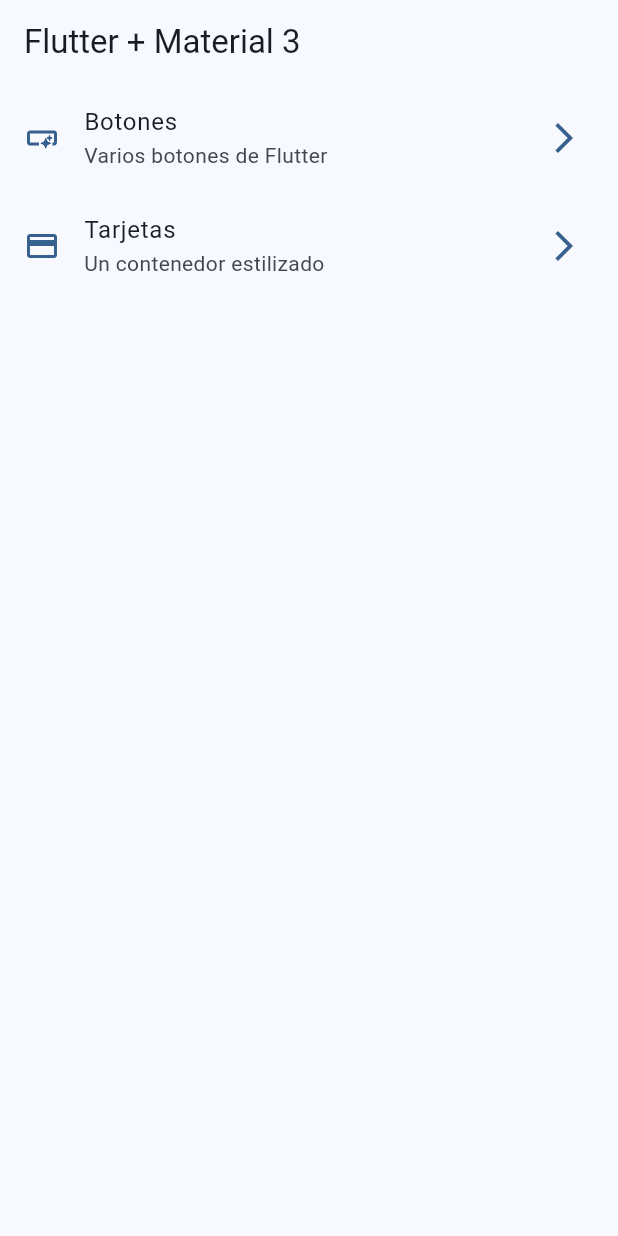
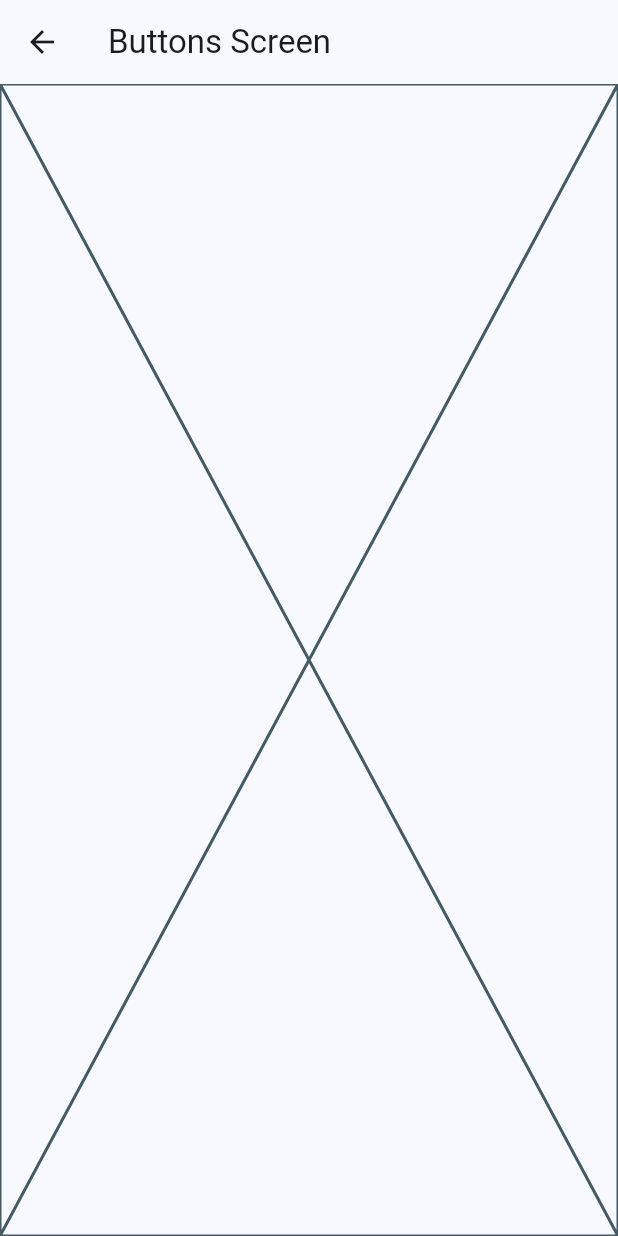
Before and after one commit to juantobon20/widgets_app, a Flutter app: the screen it shows after launch, after a tap on "Botones", on a phone screen of 412 x 824 dp. Run offline on Flutter 3.47's test engine with Material 3 defaults, Android fonts, the phone set to English and light mode, and no system bars.

Commit message:
Rutas basicas configuradas

```diff
--- a/lib/config/menu/menu_item.dart
+++ b/lib/config/menu/menu_item.dart
@@ -18,13 +18,13 @@ const appMenuItems = <MenuItem>[
   MenuItem(
     title: "Botones",
     subTitle : 'Varios botones de Flutter',
-    link: '/',
+    link: '/buttons',
     icon: Icons.smart_button_outlined
   ),
   MenuItem(
     title: "Tarjetas",
     subTitle : 'Un contenedor estilizado',
-    link: '/',
+    link: '/cards',
     icon: Icons.credit_card
   ),
 ];
--- a/lib/main.dart
+++ b/lib/main.dart
@@ -1,5 +1,7 @@
 import 'package:flutter/material.dart';
 import 'package:widgets_app/config/theme/app_theme.dart';
+import 'package:widgets_app/presentation/screens/buttons/buttons_screen.dart';
+import 'package:widgets_app/presentation/screens/cards/cards_screen.dart';
 import 'package:widgets_app/presentation/screens/home/home_screen.dart';
 
 void main() {
@@ -14,7 +16,11 @@ class MainApp extends StatelessWidget {
     return MaterialApp(
       debugShowCheckedModeBanner: false,
       theme: AppTheme(selectedColor: 0 ).getTheme(),
-      home: const HomeScreen()
+      home: const HomeScreen(),
+      routes: {
+        '/buttons': (context) => const ButtonsScreen(),
+        '/cards': (context) => const CardsScreen()
+      },
     );
   }
 }
--- /dev/null
+++ b/lib/presentation/screens/buttons/buttons_screen.dart
@@ -0,0 +1,15 @@
+import 'package:flutter/material.dart';
+
+class ButtonsScreen extends StatelessWidget {
+  const ButtonsScreen({super.key});
+
+  @override
+  Widget build(BuildContext context) {
+    return Scaffold(
+      appBar: AppBar(
+        title: const Text('Buttons Screen'),
+      ),
+      body: Placeholder(),
+    );
+  }
+}
--- a/lib/presentation/screens/home/home_screen.dart
+++ b/lib/presentation/screens/home/home_screen.dart
@@ -1,5 +1,6 @@
 import 'package:flutter/material.dart';
 import 'package:widgets_app/config/menu/menu_item.dart';
+import 'package:widgets_app/presentation/screens/buttons/buttons_screen.dart';
 
 class HomeScreen extends StatelessWidget {
   const HomeScreen({super.key});
@@ -47,7 +48,12 @@ class _CustomListTitle extends StatelessWidget {
       title: Text(menuItem.title),
       subtitle: Text(menuItem.subTitle),
       onTap: () {
-
+        /*Navigator.of(context).push(
+          MaterialPageRoute(
+            builder: (context) => const ButtonsScreen(),
+          ),
+        );*/
+        Navigator.pushNamed(context, menuItem.link);
       },
     );
   }
```
Also changed, not shown: lib/presentation/screens/cards/cards_screen.dart (added, +15 -0 lines).
